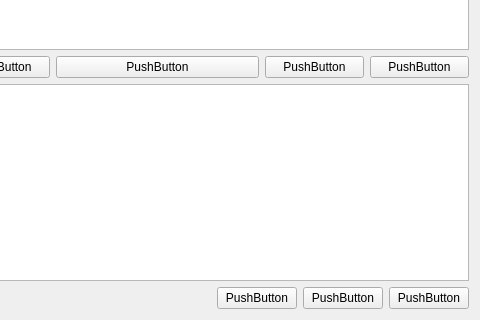
This is GTA_V_LAUNCHER/ChooseModsWindow.ui in moffa13/GTA-V-Launcher as Qt 5 draws it before an edit; both pictures show x 165 to 645 and y 158 to 478 of the 645 by 478 pixel window. The edited form follows.
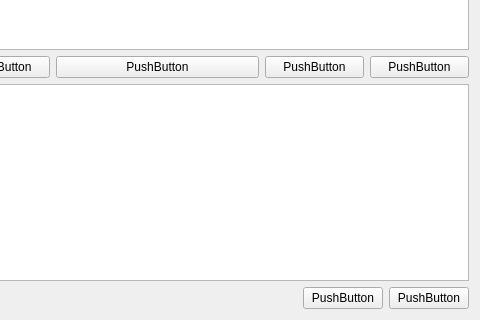
This is the edited form.

The edit to the form file:
```diff
--- a/GTA_V_LAUNCHER/ChooseModsWindow.ui
+++ b/GTA_V_LAUNCHER/ChooseModsWindow.ui
@@ -86,13 +86,6 @@
        </property>
       </spacer>
      </item>
-     <item>
-      <widget class="QPushButton" name="setToConfigButton">
-       <property name="text">
-        <string>PushButton</string>
-       </property>
-      </widget>
-     </item>
      <item>
       <widget class="QPushButton" name="resetConfigButton">
        <property name="text">
```
Left out of the diff: 6 changed lines with no effect on the pictures.
